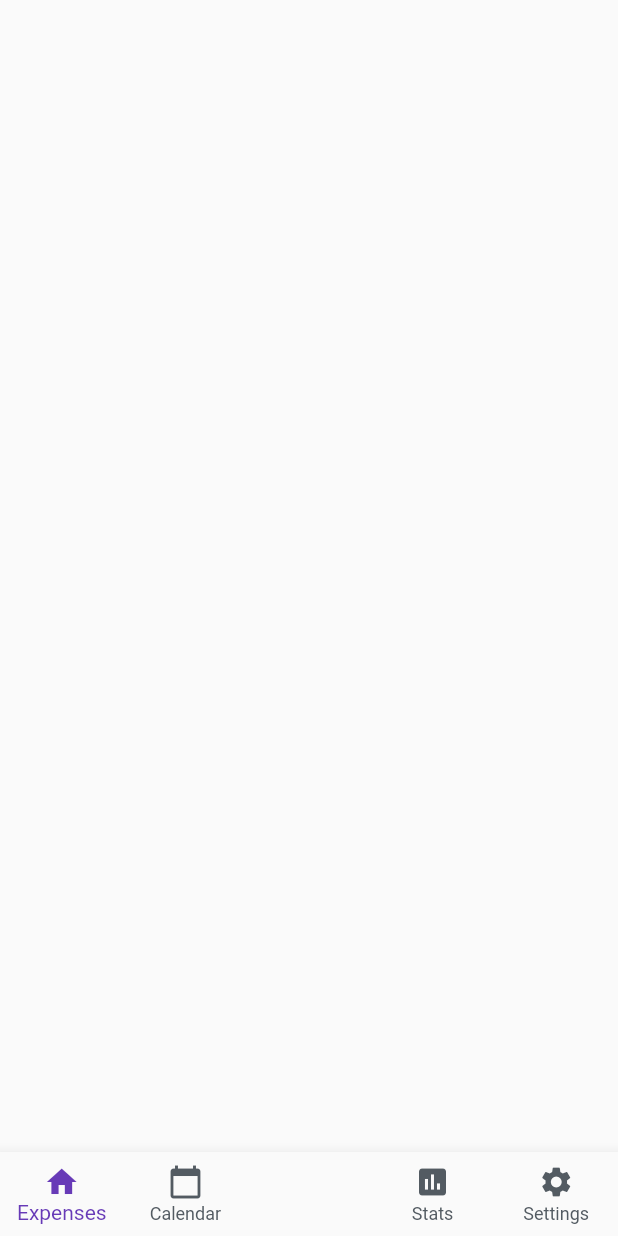
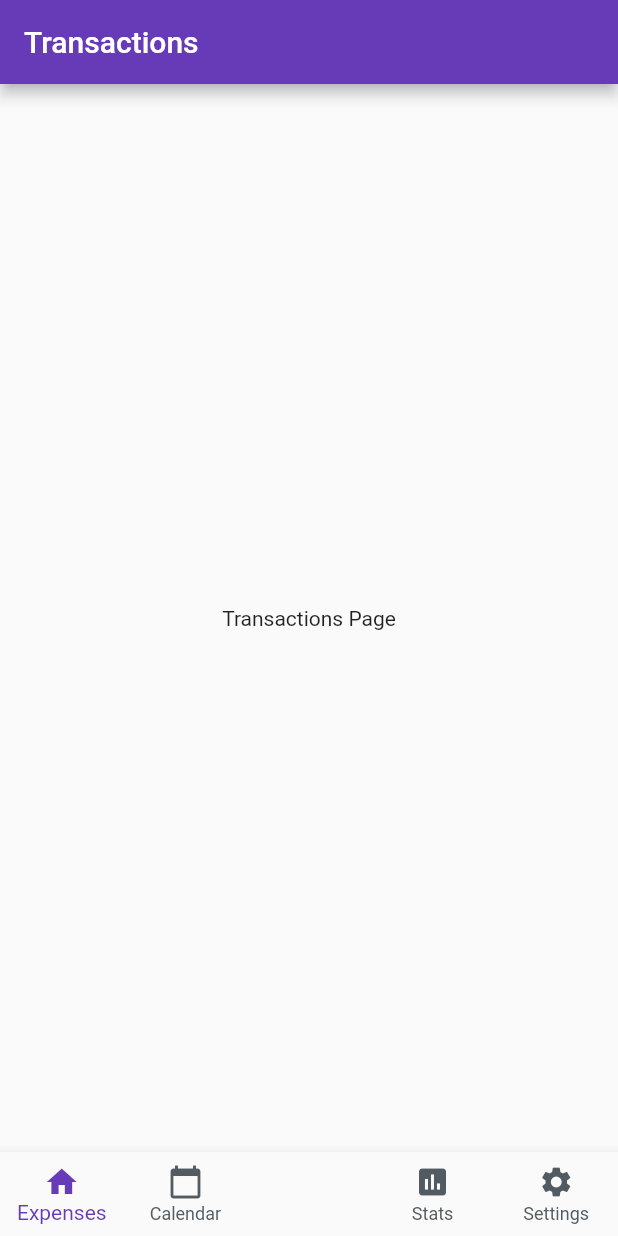
Before and after one commit to sahibedu/PocketGuard-Flutter, a Flutter app: the screen it shows after launch, on a phone screen of 412 x 824 dp. Run offline on Flutter 3.47's test engine with Material 2 defaults, Android fonts, the phone set to English and light mode, and no system bars.

Commit message:
Added: Basic Screens For Home Pages

```diff
--- /dev/null
+++ b/lib/TransactionsScreen.dart
@@ -0,0 +1,15 @@
+import 'package:flutter/material.dart';
+import 'package:pocket_guard/ActiveColors.dart';
+
+class TransactionsScreen extends StatelessWidget {
+  @override
+  Widget build(BuildContext context) {
+    return Scaffold(
+      appBar: AppBar(
+        title: Text("Transactions"),
+        backgroundColor: ActiveColors["colorPrimary"],
+      ),
+      body: Center(child: Text("Transactions Page")),
+    );
+  }
+}
```
Also changed, not shown: lib/CalendarScreen.dart (added, +16 -0 lines), lib/HomeScreen.dart (+28 -0 lines), lib/SettingsScreen.dart (added, +16 -0 lines), lib/StatsScreen.dart (added, +15 -0 lines).
